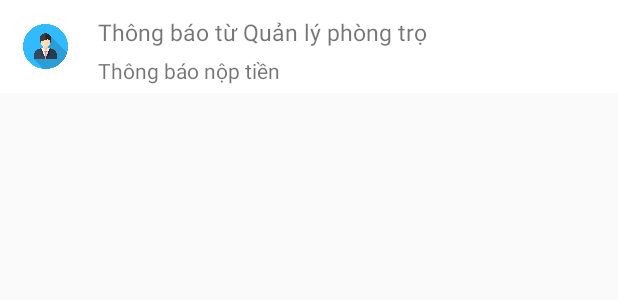
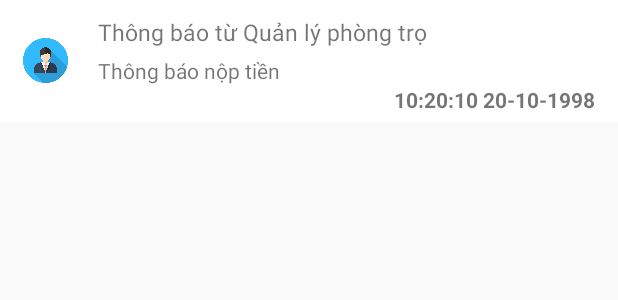
Before and after one commit to olololoe110399/RoomManager, an Android app: the layout item_notification.xml on its own in the app's theme, with its tools: preview values and no code run, on a phone screen of 412 x 824 dp. Shown: the top 300 px of the screen. Run offline under Robolectric (Android 15) with nearby library versions, the phone set to English and light mode, and no system bars.

Commit message:
first commit

```diff
--- a/app/src/main/java/com/example/qunlphngtr/Adapter/AdapterNotification.java
+++ b/app/src/main/java/com/example/qunlphngtr/Adapter/AdapterNotification.java
@@ -13,6 +13,7 @@ import com.example.qunlphngtr.R;
 
 import java.text.DecimalFormat;
 import java.text.NumberFormat;
+import java.text.SimpleDateFormat;
 import java.util.List;
 
 public class AdapterNotification extends BaseAdapter {
@@ -20,10 +21,12 @@ public class AdapterNotification extends BaseAdapter {
     Context context;
     int layout;
 
+
     public AdapterNotification(List<Notification> notificationList, Context context, int layout) {
         this.notificationList = notificationList;
         this.context = context;
         this.layout = layout;
+
     }
 
     @Override
@@ -47,6 +50,8 @@ public class AdapterNotification extends BaseAdapter {
         convertView=inflater.inflate(layout,null);
         TextView textView=convertView.findViewById(R.id.tvmessage);
         textView.setText(notificationList.get(position).getMessage());
+        TextView textView1=convertView.findViewById(R.id.tvdate);
+        textView1.setText(notificationList.get(position).getDate());
         return convertView;
     }
 }
--- a/app/src/main/res/layout/item_notification.xml
+++ b/app/src/main/res/layout/item_notification.xml
@@ -6,11 +6,11 @@
     android:padding="5dp">
 
     <de.hdodenhof.circleimageview.CircleImageView
-        android:layout_centerVertical="true"
-        android:layout_margin="10dp"
         android:id="@+id/imgnotification"
         android:layout_width="30dp"
         android:layout_height="30dp"
+        android:layout_centerVertical="true"
+        android:layout_margin="10dp"
         android:background="@drawable/icon_person"></de.hdodenhof.circleimageview.CircleImageView>
 
     <TextView
@@ -25,13 +25,23 @@
         android:textSize="15dp" />
 
     <TextView
-        android:layout_marginRight="10dp"
-        android:layout_marginTop="5dp"
         android:id="@+id/tvmessage"
         android:layout_width="match_parent"
         android:layout_height="wrap_content"
         android:layout_below="@+id/tvtitlenotification"
         android:layout_marginLeft="10dp"
+        android:layout_marginTop="5dp"
+        android:layout_marginRight="10dp"
         android:layout_toRightOf="@+id/imgnotification"
         android:text="Thông báo nộp tiền" />
+
+    <TextView
+        android:id="@+id/tvdate"
+        android:layout_width="wrap_content"
+        android:layout_height="wrap_content"
+        android:layout_below="@+id/tvmessage"
+        android:layout_alignParentRight="true"
+        android:layout_marginRight="10dp"
+        android:text="10:20:10 20-10-1998"
+        android:textStyle="bold" />
 </RelativeLayout>
```
Also changed, not shown: app/src/main/java/com/example/qunlphngtr/Activities/MainActivity.java (+53 -33 lines), app/src/main/java/com/example/qunlphngtr/Model/Notification.java (+13 -2 lines).
